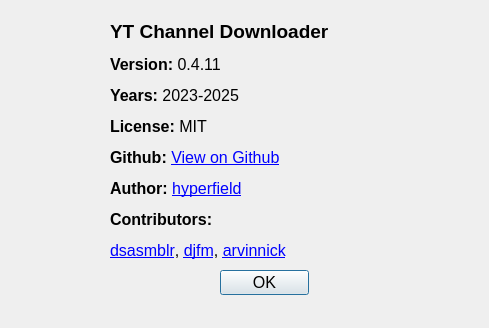
The window that ui/about.ui (hyperfield/yt-channel-downloader) describes before a commit, drawn with Qt 5.
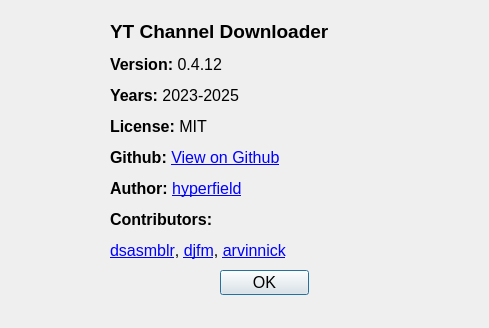
The same window after the commit. Icons and pictures are not drawn.

Commit message: chore(core): version update

What changed in the file:
```diff
--- a/ui/about.ui
+++ b/ui/about.ui
@@ -29,7 +29,7 @@
     </rect>
    </property>
    <property name="text">
-    <string>&lt;html&gt;&lt;head&gt;&lt;title&gt;About&lt;/title&gt;&lt;/head&gt;&lt;body&gt;&lt;h3 style=&quot; margin-top:14px; margin-bottom:12px; margin-left:0px; margin-right:0px; -qt-block-indent:0; text-indent:0px;&quot;&gt;&lt;span style=&quot; font-size:large; font-weight:700;&quot;&gt;YT Channel Downloader&lt;/span&gt;&lt;/h3&gt;&lt;p&gt;&lt;span style=&quot; font-weight:700;&quot;&gt;Version:&lt;/span&gt; 0.4.11&lt;/p&gt;&lt;p&gt;&lt;span style=&quot; font-weight:700;&quot;&gt;Years: &lt;/span&gt;2023-2025&lt;/p&gt;&lt;p&gt;&lt;span style=&quot; font-weight:700;&quot;&gt;License: &lt;/span&gt;MIT &lt;/p&gt;&lt;p&gt;&lt;span style=&quot; font-weight:700;&quot;&gt;Github: &lt;/span&gt;&lt;a href=&quot;https://github.com/hyperfield/yt-channel-downloader&quot;&gt;&lt;span style=&quot; text-decoration: underline; color:#0000ff;&quot;&gt;View on Github&lt;/span&gt;&lt;/a&gt;&lt;/p&gt;&lt;p&gt;&lt;span style=&quot; font-weight:700;&quot;&gt;Author: &lt;/span&gt;&lt;a href=&quot;mailto:info@quicknode.net&quot;&gt;&lt;span style=&quot; text-decoration: underline; color:#0000ff;&quot;&gt;hyperfield&lt;/span&gt;&lt;/a&gt;&lt;/p&gt;&lt;p&gt;&lt;span style=&quot; font-weight:700;&quot;&gt;Contributors: &lt;/span&gt;&lt;p&gt;
+    <string>&lt;html&gt;&lt;head&gt;&lt;title&gt;About&lt;/title&gt;&lt;/head&gt;&lt;body&gt;&lt;h3 style=&quot; margin-top:14px; margin-bottom:12px; margin-left:0px; margin-right:0px; -qt-block-indent:0; text-indent:0px;&quot;&gt;&lt;span style=&quot; font-size:large; font-weight:700;&quot;&gt;YT Channel Downloader&lt;/span&gt;&lt;/h3&gt;&lt;p&gt;&lt;span style=&quot; font-weight:700;&quot;&gt;Version:&lt;/span&gt; 0.4.12&lt;/p&gt;&lt;p&gt;&lt;span style=&quot; font-weight:700;&quot;&gt;Years: &lt;/span&gt;2023-2025&lt;/p&gt;&lt;p&gt;&lt;span style=&quot; font-weight:700;&quot;&gt;License: &lt;/span&gt;MIT &lt;/p&gt;&lt;p&gt;&lt;span style=&quot; font-weight:700;&quot;&gt;Github: &lt;/span&gt;&lt;a href=&quot;https://github.com/hyperfield/yt-channel-downloader&quot;&gt;&lt;span style=&quot; text-decoration: underline; color:#0000ff;&quot;&gt;View on Github&lt;/span&gt;&lt;/a&gt;&lt;/p&gt;&lt;p&gt;&lt;span style=&quot; font-weight:700;&quot;&gt;Author: &lt;/span&gt;&lt;a href=&quot;mailto:info@quicknode.net&quot;&gt;&lt;span style=&quot; text-decoration: underline; color:#0000ff;&quot;&gt;hyperfield&lt;/span&gt;&lt;/a&gt;&lt;/p&gt;&lt;p&gt;&lt;span style=&quot; font-weight:700;&quot;&gt;Contributors: &lt;/span&gt;&lt;p&gt;
   &lt;a href=&quot;https://github.com/dsasmblr&quot; style=&quot;text-decoration: underline; color: #0000ff;&quot;&gt;dsasmblr&lt;/a&gt;, 
   &lt;a href=&quot;https://github.com/djfm&quot; style=&quot;text-decoration: underline; color: #0000ff;&quot;&gt;djfm&lt;/a&gt;, 
   &lt;a href=&quot;https://github.com/arvinnick&quot; style=&quot;text-decoration: underline; color: #0000ff;&quot;&gt;arvinnick&lt;/a&gt;
```
The commit also changes 3 other files.
